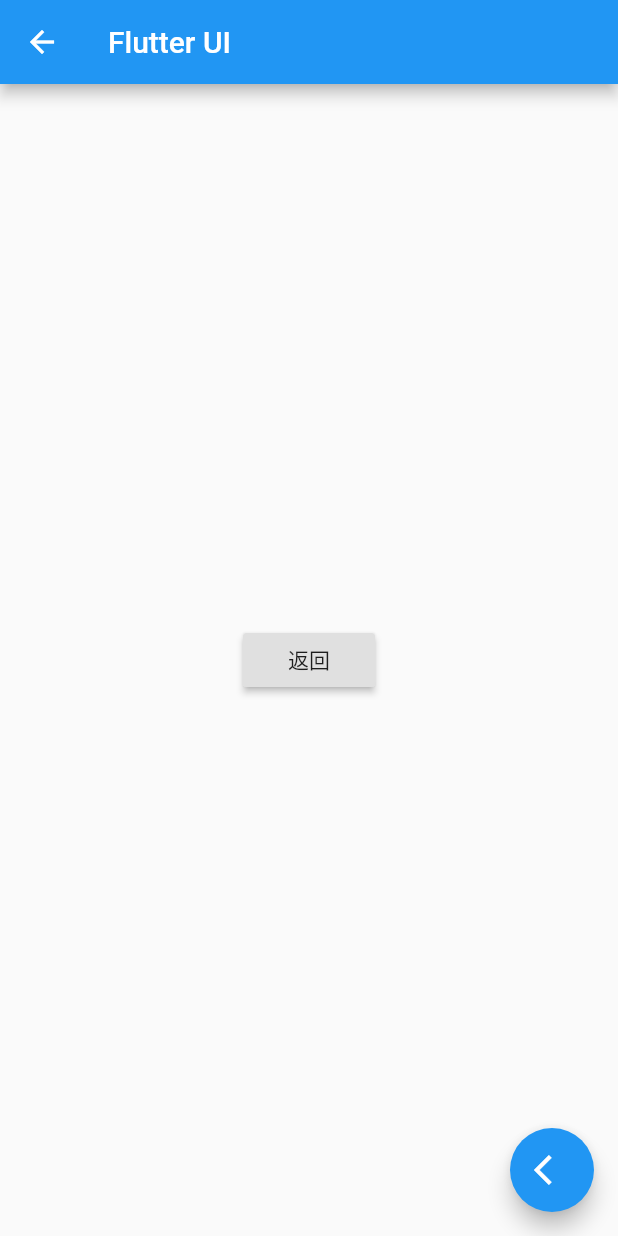
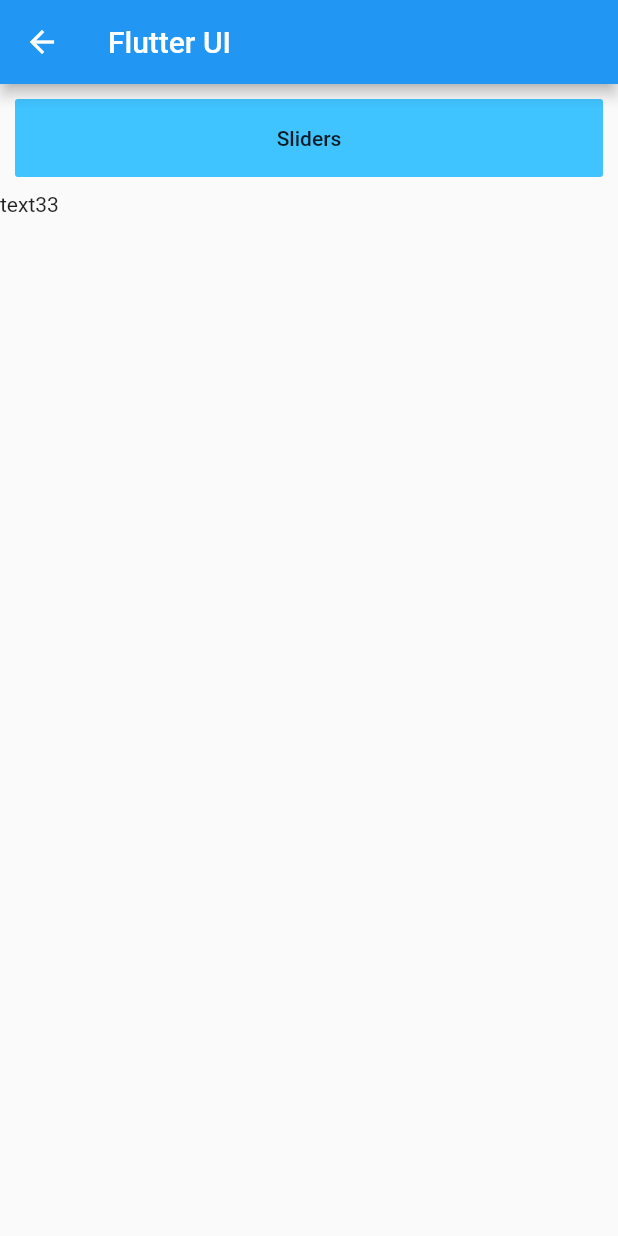
Before and after one commit to yaoyonstudio/flutter_tutorial, a Flutter app: the UiPage screen opened by its route, on a phone screen of 412 x 824 dp. Run offline on Flutter 3.47's test engine with Material 2 defaults, Android fonts, the phone set to English and light mode, and no system bars.

Commit message:
'20190320'

```diff
--- a/lib/main.dart
+++ b/lib/main.dart
@@ -1,5 +1,7 @@
 import 'package:flutter/material.dart';
-import 'routes.dart';
+import 'package:flutter_tutorial/routes.dart';
+
+import 'package:flutter_tutorial/home.dart';
 
 void main() => runApp(new MyApp());
 
@@ -12,7 +14,7 @@ class MyApp extends StatelessWidget {
       theme: new ThemeData(
         primarySwatch: Colors.blue,
       ),
-      initialRoute: '/',
+      home: new MyHomePage(title: 'Flutter Tutorials'),
       routes: routes,
     );
   }
--- a/lib/pages/ui/ui.dart
+++ b/lib/pages/ui/ui.dart
@@ -7,25 +7,20 @@ class UiPage extends StatelessWidget {
       appBar: AppBar(
         title: Text("Flutter UI"),
       ),
-      body: Center(
-          child: new Column(
-            mainAxisAlignment: MainAxisAlignment.center,
-            children: <Widget>[
-              new RaisedButton(
-                onPressed: () {
-                  Navigator.pop(context);
-                },
-                child: Text('返回'),
-              ),
-            ],
-          )
-      ),
-      floatingActionButton: new FloatingActionButton(
-        onPressed: () {
-          Navigator.pop(context);
-        },
-        tooltip: 'Go Back',
-        child: new Icon(Icons.arrow_back_ios),
+      body: new Column(
+        mainAxisAlignment: MainAxisAlignment.start,
+        crossAxisAlignment: CrossAxisAlignment.stretch,
+        children: <Widget>[
+          new Container(
+            padding: new EdgeInsets.all(10.0),
+            height: 72.0,
+            child: new FlatButton(
+                onPressed: () => {},
+                color: Colors.lightBlueAccent,
+                child: new Text('Sliders')),
+          ),
+          new Text('text33'),
+        ],
       ),
     );
   }
--- a/lib/routes.dart
+++ b/lib/routes.dart
@@ -1,11 +1,9 @@
 import 'package:flutter/material.dart';
 
-import 'package:flutter_tutorial/pages/home.dart';
 import 'package:flutter_tutorial/pages/ui/ui.dart';
 import 'package:flutter_tutorial/pages/test/test.dart';
 
 final Map<String, WidgetBuilder> routes = {
-  '/': (BuildContext context) => new HomePage(),
   '/ui': (BuildContext context) => new UiPage(),
   '/test': (BuildContext context) => new TestPage(),
 };
```
Also changed, not shown: lib/home.dart (added, +79 -0 lines), lib/pages/home.dart (deleted, +0 -29 lines), lib/stateful_tmp.dart (added, +35 -0 lines), lib/stateless_tmp.dart (added, +22 -0 lines), 1 other file.
